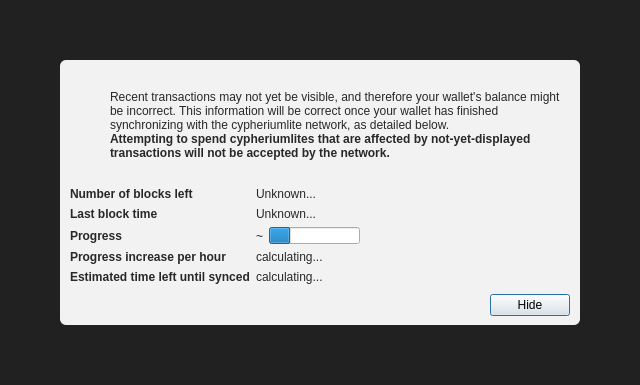
First picture: the form in src/qt/forms/modaloverlay.ui, repository cypheriumlite/cypheriumlite, before the edit.
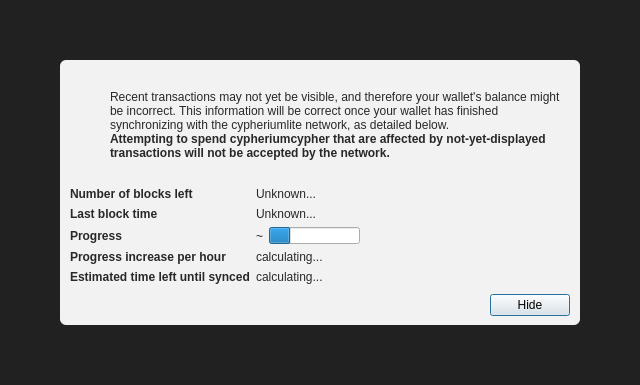
Second picture: the form after the edit. Icons and pictures are not drawn. Custom widgets are drawn as their Qt base class.

```diff
--- a/src/qt/forms/modaloverlay.ui
+++ b/src/qt/forms/modaloverlay.ui
@@ -149,7 +149,7 @@
                 </font>
                </property>
                <property name="text">
-                <string>Attempting to spend cypheriumlites that are affected by not-yet-displayed transactions will not be accepted by the network.</string>
+                <string>Attempting to spend cypheriumcypher that are affected by not-yet-displayed transactions will not be accepted by the network.</string>
                </property>
                <property name="textFormat">
                 <enum>Qt::RichText</enum>
```
